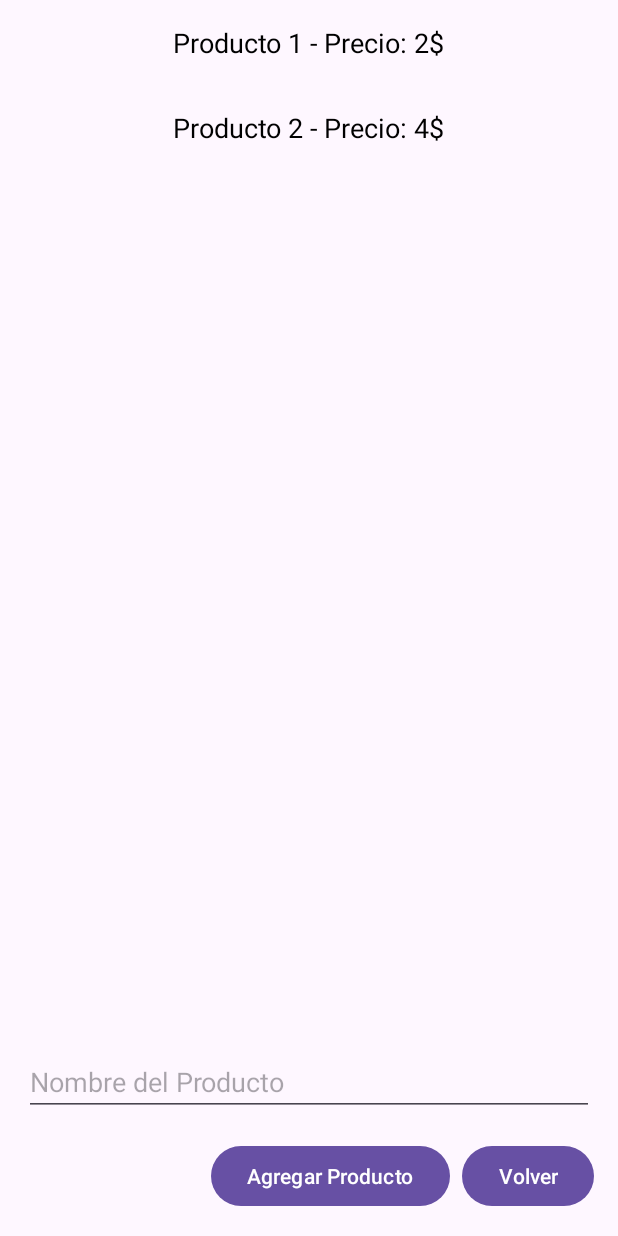
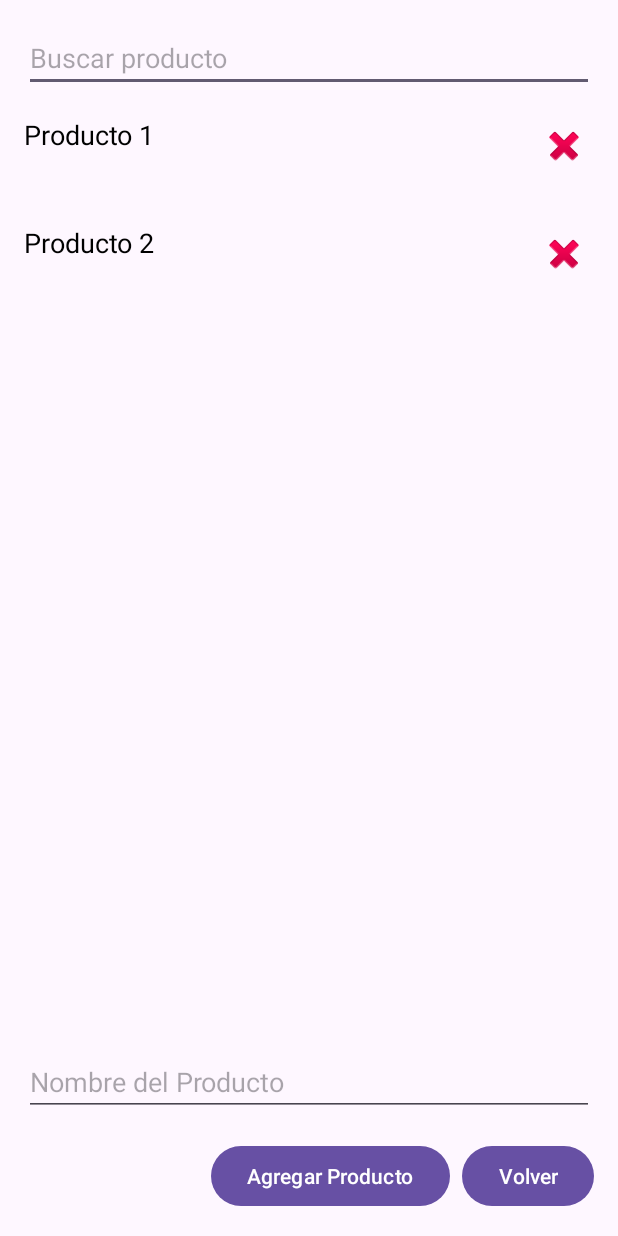
Before and after one commit to rodriisepulveda/final-am-ACN4AV-sepulveda-rodrigo, an Android app: the ProductListActivity screen opened directly, with no data from a screen before it, on a phone screen of 412 x 824 dp. Run offline under Robolectric (Android 15) with nearby library versions, the phone set to English and light mode, and no system bars.

Commit message:
Agregado eliminar producto Agregado filtrar producto

```diff
--- a/app/src/main/java/com/example/parcial_1_am_acn4av_rodrigo_sepulveda/ProductAdapter.java
+++ b/app/src/main/java/com/example/parcial_1_am_acn4av_rodrigo_sepulveda/ProductAdapter.java
@@ -3,6 +3,7 @@ package com.example.parcial_1_am_acn4av_rodrigo_sepulveda;
 import android.view.LayoutInflater;
 import android.view.View;
 import android.view.ViewGroup;
+import android.widget.ImageButton;
 import android.widget.TextView;
 import androidx.annotation.NonNull;
 import androidx.recyclerview.widget.RecyclerView;
@@ -11,9 +12,11 @@ import java.util.List;
 public class ProductAdapter extends RecyclerView.Adapter<ProductAdapter.ProductViewHolder> {
 
     private final List<Product> productList;
+    private final OnProductClickListener onProductClickListener;
 
-    public ProductAdapter(List<Product> productList) {
+    public ProductAdapter(List<Product> productList, OnProductClickListener listener) {
         this.productList = productList;
+        this.onProductClickListener = listener;
     }
 
     @NonNull
@@ -27,7 +30,16 @@ public class ProductAdapter extends RecyclerView.Adapter<ProductAdapter.ProductV
     @Override
     public void onBindViewHolder(@NonNull ProductViewHolder holder, int position) {
         Product product = productList.get(position);
+
+        // Mostrar el nombre del producto
         holder.textViewProductName.setText(product.getName());
+
+        // Configurar el botón de eliminar
+        holder.buttonDeleteProduct.setOnClickListener(v -> {
+            if (onProductClickListener != null) {
+                onProductClickListener.onProductClick(position);
+            }
+        });
     }
 
     @Override
@@ -37,10 +49,17 @@ public class ProductAdapter extends RecyclerView.Adapter<ProductAdapter.ProductV
 
     public static class ProductViewHolder extends RecyclerView.ViewHolder {
         final TextView textViewProductName;
+        final ImageButton buttonDeleteProduct;
 
         public ProductViewHolder(@NonNull View itemView) {
             super(itemView);
             textViewProductName = itemView.findViewById(R.id.textViewProductName);
+            buttonDeleteProduct = itemView.findViewById(R.id.buttonDeleteProduct);
         }
     }
+
+    // Interfaz para manejar eventos de clic
+    public interface OnProductClickListener {
+        void onProductClick(int position);
+    }
 }
--- a/app/src/main/java/com/example/parcial_1_am_acn4av_rodrigo_sepulveda/ProductListActivity.java
+++ b/app/src/main/java/com/example/parcial_1_am_acn4av_rodrigo_sepulveda/ProductListActivity.java
@@ -1,20 +1,23 @@
 package com.example.parcial_1_am_acn4av_rodrigo_sepulveda;
 
 import android.os.Bundle;
-import android.view.View;
+import android.text.Editable;
+import android.text.TextWatcher;
 import android.widget.EditText;
 import android.widget.Toast;
+import androidx.appcompat.app.AlertDialog;
 import androidx.appcompat.app.AppCompatActivity;
 import androidx.recyclerview.widget.LinearLayoutManager;
 import androidx.recyclerview.widget.RecyclerView;
-
 import java.util.ArrayList;
 import java.util.List;
+import java.util.stream.Collectors;
 
 public class ProductListActivity extends AppCompatActivity {
-    private List<Product> productList; // Lista de productos
-    private ProductAdapter productAdapter; // Adaptador para el RecyclerView
-    private EditText editTextProductName; // EditText para ingresar el nombre del producto
+    private List<Product> productList;
+    private List<Product> filteredProductList;
+    private ProductAdapter productAdapter;
+    private EditText editTextProductName, editTextSearch;
 
     @Override
     protected void onCreate(Bundle savedInstanceState) {
@@ -23,39 +26,75 @@ public class ProductListActivity extends AppCompatActivity {
 
         RecyclerView recyclerView = findViewById(R.id.recyclerViewProducts);
         recyclerView.setLayoutManager(new LinearLayoutManager(this));
+        editTextProductName = findViewById(R.id.editTextProductName);
+        editTextSearch = findViewById(R.id.editTextSearch);
 
-        // Inicializar la lista de productos
+        // Inicializar lista de productos
         productList = new ArrayList<>();
-        productList.add(new Product("Producto 1 - Precio: 2$"));
-        productList.add(new Product("Producto 2 - Precio: 4$"));
+        productList.add(new Product("Producto 1"));
+        productList.add(new Product("Producto 2"));
 
-        productAdapter = new ProductAdapter(productList);
+        filteredProductList = new ArrayList<>(productList);
+
+        productAdapter = new ProductAdapter(filteredProductList, position -> new AlertDialog.Builder(this)
+                .setTitle("Eliminar producto")
+                .setMessage("¿Deseas eliminar este producto?")
+                .setPositiveButton("Sí", (dialog, which) -> {
+                    productList.remove(filteredProductList.get(position));
+                    filteredProductList.remove(position);
+                    productAdapter.notifyItemRemoved(position);
+                    Toast.makeText(this, "Producto eliminado", Toast.LENGTH_SHORT).show();
+
+                    if (productList.isEmpty()) {
+                        Toast.makeText(this, "No hay productos disponibles", Toast.LENGTH_SHORT).show();
+                    }
+                })
+                .setNegativeButton("No", null)
+                .show());
+
         recyclerView.setAdapter(productAdapter);
-        editTextProductName = findViewById(R.id.editTextProductName);
 
-        // boton para agregar productos
-        findViewById(R.id.buttonAddProduct).setOnClickListener(new View.OnClickListener() {
+        // Búsqueda en tiempo real
+        editTextSearch.addTextChangedListener(new TextWatcher() {
             @Override
-            public void onClick(View v) {
-                String productName = editTextProductName.getText().toString().trim();
-                if (!productName.isEmpty()) {
-                    productList.add(new Product(productName));
-                    productAdapter.notifyItemInserted(productList.size() - 1);
-                    editTextProductName.setText("");
-                    Toast.makeText(ProductListActivity.this, R.string.toast_product_added, Toast.LENGTH_SHORT).show();
-                } else {
-                    Toast.makeText(ProductListActivity.this, R.string.toast_product_add_error, Toast.LENGTH_SHORT).show();
+            public void beforeTextChanged(CharSequence s, int start, int count, int after) { }
 
-                }
+            @Override
+            public void onTextChanged(CharSequence s, int start, int before, int count) {
+                filterProducts(s.toString());
+            }
+
+            @Override
+            public void afterTextChanged(Editable s) { }
+        });
+
+        // Botón para agregar productos
+        findViewById(R.id.buttonAddProduct).setOnClickListener(v -> {
+            String productName = editTextProductName.getText().toString().trim();
+            if (!productName.isEmpty()) {
+                productList.add(new Product(productName));
+                filterProducts(editTextSearch.getText().toString()); // Refrescar con el filtro aplicado
+                recyclerView.scrollToPosition(filteredProductList.size() - 1);
+                editTextProductName.setText("");
+                Toast.makeText(this, "Producto agregado", Toast.LENGTH_SHORT).show();
+            } else {
+                Toast.makeText(this, "Por favor, ingresa un nombre válido", Toast.LENGTH_SHORT).show();
             }
         });
 
+        // Botón para volver a la actividad principal
+        findViewById(R.id.buttonBackToMain).setOnClickListener(v -> finish());
+    }
 
-        findViewById(R.id.buttonBackToMain).setOnClickListener(new View.OnClickListener() {
-            @Override
-            public void onClick(View v) {
-                finish();
-            }
-        });
+    private void filterProducts(String query) {
+        filteredProductList.clear();
+        if (query.isEmpty()) {
+            filteredProductList.addAll(productList);
+        } else {
+            filteredProductList.addAll(productList.stream()
+                    .filter(product -> product.getName().toLowerCase().contains(query.toLowerCase()))
+                    .collect(Collectors.toList()));
+        }
+        productAdapter.notifyDataSetChanged();
     }
 }
--- a/app/src/main/res/layout/activity_product_list.xml
+++ b/app/src/main/res/layout/activity_product_list.xml
@@ -1,24 +1,35 @@
-<?xml version="1.0" encoding="utf-8"?>
-<androidx.constraintlayout.widget.ConstraintLayout xmlns:android="http://schemas.android.com/apk/res/android"
+<androidx.constraintlayout.widget.ConstraintLayout
+    xmlns:android="http://schemas.android.com/apk/res/android"
     xmlns:app="http://schemas.android.com/apk/res-auto"
-    xmlns:tools="http://schemas.android.com/tools"
     android:layout_width="match_parent"
     android:layout_height="match_parent">
+
+    <EditText
+        android:id="@+id/editTextSearch"
+        android:layout_width="0dp"
+        android:layout_height="wrap_content"
+        android:autofillHints=""
+        android:hint="@string/hint_search_product"
+        android:inputType="text"
+        android:layout_margin="16dp"
+        app:layout_constraintTop_toTopOf="parent"
+        app:layout_constraintStart_toStartOf="parent"
+        app:layout_constraintEnd_toEndOf="parent" />
 
     <androidx.recyclerview.widget.RecyclerView
         android:id="@+id/recyclerViewProducts"
         android:layout_width="match_parent"
         android:layout_height="0dp"
-        app:layout_constraintTop_toTopOf="parent"
+        app:layout_constraintTop_toBottomOf="@id/editTextSearch"
         app:layout_constraintBottom_toTopOf="@id/editTextProductName"
         app:layout_constraintStart_toStartOf="parent"
-        app:layout_constraintEnd_toEndOf="parent"
-        tools:ignore="MissingConstraints" />
+        app:layout_constraintEnd_toEndOf="parent" />
 
     <EditText
         android:id="@+id/editTextProductName"
         android:layout_width="0dp"
         android:layout_height="wrap_content"
+        android:autofillHints=""
         android:hint="@string/hint_product_name"
         android:inputType="textNoSuggestions"
         android:importantForAccessibility="no"
@@ -26,6 +37,7 @@
         app:layout_constraintStart_toStartOf="parent"
         app:layout_constraintEnd_toEndOf="parent"
         android:layout_margin="16dp" />
+
     <Button
         android:id="@+id/buttonAddProduct"
         android:layout_width="wrap_content"
--- a/app/src/main/res/layout/item_product.xml
+++ b/app/src/main/res/layout/item_product.xml
@@ -1,5 +1,5 @@
-<?xml version="1.0" encoding="utf-8"?>
-<androidx.constraintlayout.widget.ConstraintLayout xmlns:android="http://schemas.android.com/apk/res/android"
+<androidx.constraintlayout.widget.ConstraintLayout
+    xmlns:android="http://schemas.android.com/apk/res/android"
     xmlns:app="http://schemas.android.com/apk/res-auto"
     android:layout_width="match_parent"
     android:layout_height="wrap_content"
@@ -7,11 +7,23 @@
 
     <TextView
         android:id="@+id/textViewProductName"
-        android:layout_width="wrap_content"
+        android:layout_width="0dp"
         android:layout_height="wrap_content"
         android:textSize="18sp"
         android:textColor="@android:color/black"
         app:layout_constraintTop_toTopOf="parent"
         app:layout_constraintStart_toStartOf="parent"
+        app:layout_constraintEnd_toStartOf="@id/buttonDeleteProduct"
+        app:layout_constraintHorizontal_bias="0" />
+
+    <ImageButton
+        android:id="@+id/buttonDeleteProduct"
+        android:layout_width="40dp"
+        android:layout_height="40dp"
+        android:background="@android:color/transparent"
+        android:src="@android:drawable/ic_delete"
+        android:contentDescription="Eliminar producto"
+        app:layout_constraintTop_toTopOf="parent"
         app:layout_constraintEnd_toEndOf="parent" />
+
 </androidx.constraintlayout.widget.ConstraintLayout>
--- a/app/src/main/res/values/strings.xml
+++ b/app/src/main/res/values/strings.xml
@@ -11,5 +11,7 @@
     <string name="toast_functionality_development">Funcionalidad en Desarrollo</string>
     <string name="hint_product_name">Nombre del Producto</string>
     <string name="logo_description">Logo de la empresa</string>
-
+    <string name="delete_product">Eliminar producto</string>
+    <string name="hint_search_product">Buscar producto</string>
+    <string name="toast_no_products_available">No hay productos disponibles</string>
 </resources>
```
